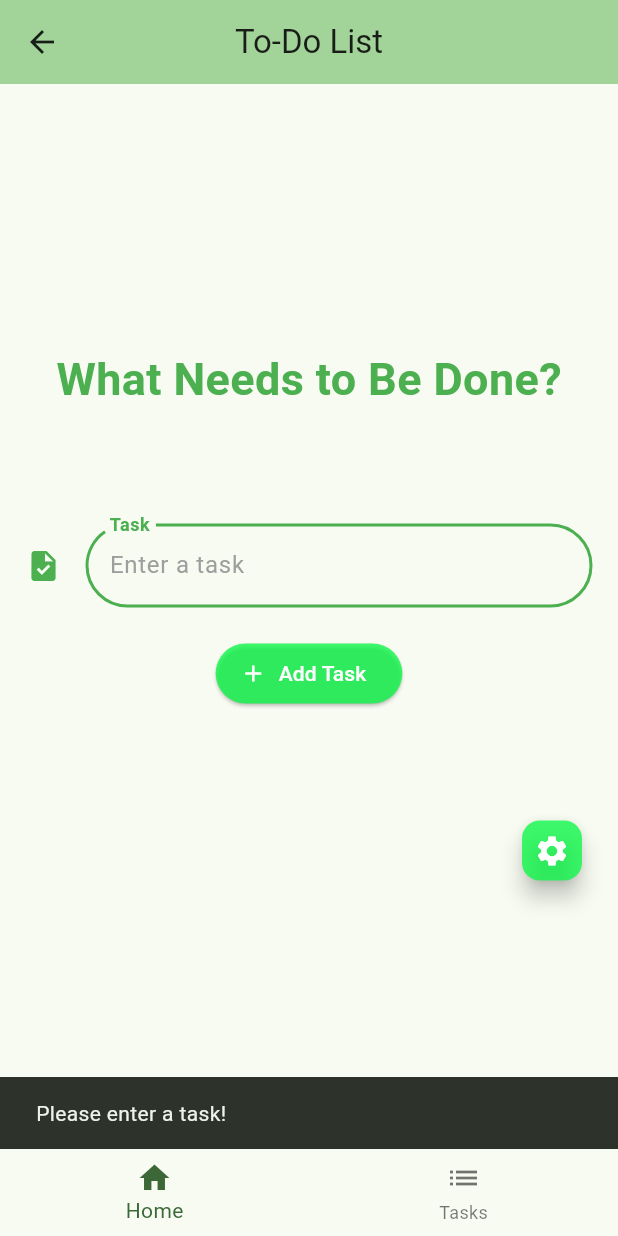
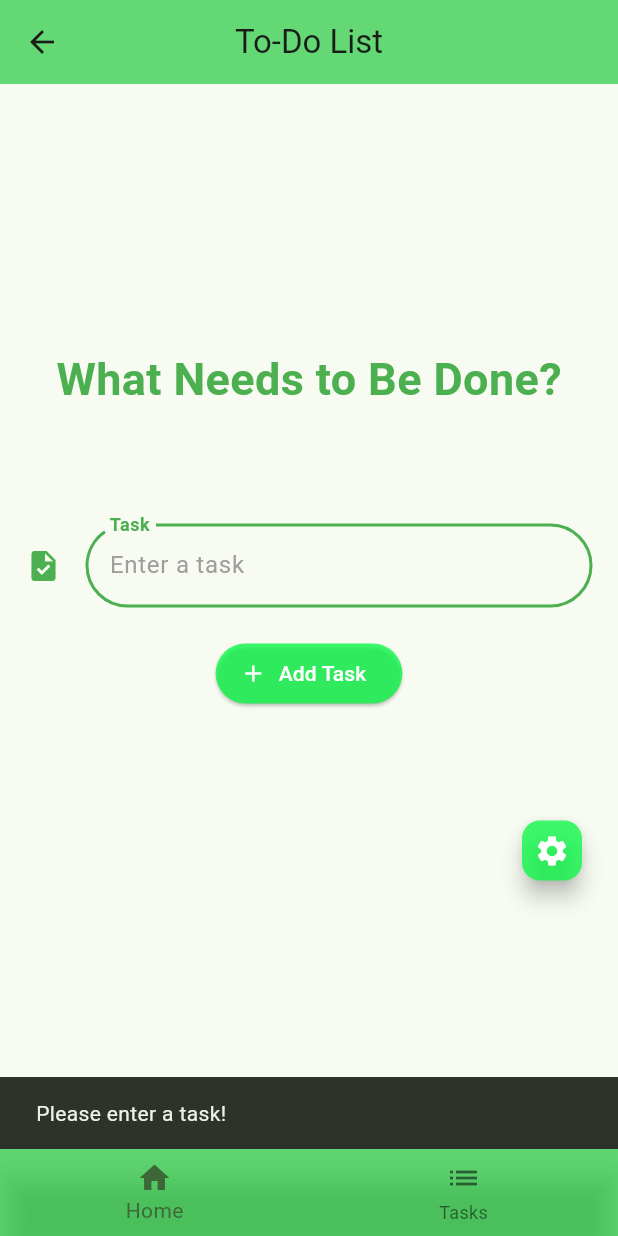
Before and after one commit to AmrQ34327/To-Do-List-App, a Flutter app: the screen it shows after launch, after a tap on "Add Task", on a phone screen of 412 x 824 dp. Run offline on Flutter 3.47's test engine with Material 3 defaults, Android fonts, the phone set to English and light mode, and no system bars; our stand-ins replace hive_flutter; accounts and stored records are empty.

Commit message:
Some Tweaks

```diff
--- a/lib/main.dart
+++ b/lib/main.dart
@@ -1,16 +1,22 @@
 import 'package:flutter/material.dart';
 import 'package:hive_flutter/hive_flutter.dart';
-import 'package:shared_preferences/shared_preferences.dart';
+import 'package:path_provider/path_provider.dart';
 part 'main.g.dart';
 
 late Box<Task> taskBox; // to be global
+late Box settingsBox;
 
 void main() async {
-  await Hive.initFlutter();
+  WidgetsFlutterBinding.ensureInitialized();
+  final dir = await getApplicationDocumentsDirectory();
+  await Hive.initFlutter(dir.path);
   Hive.registerAdapter(TaskAdapter());
   // Opens the Hive box for tasks (where the to-do list items are stored)
   taskBox = await Hive.openBox<Task>('tasks'); // the hive box is named 'tasks'
-  runApp(const MyApp());
+  settingsBox = await Hive.openBox('settings');
+  bool isDarkThemeEnabled =
+      settingsBox.get('_isDarkThemeEnabled', defaultValue: false);
+  runApp(MyApp(isDarkThemeEnabled: isDarkThemeEnabled));
 }
 
 @HiveType(typeId: 1)
@@ -22,12 +28,11 @@ class Task {
   Task({required this.name});
 }
 
-// stage(add .) and commit
-// switch to master branch then merge
-// then push to master(remote)
 
 class MyApp extends StatefulWidget {
-  const MyApp({super.key});
+  final bool isDarkThemeEnabled;
+
+  const MyApp({super.key, required this.isDarkThemeEnabled});
 
   @override
   State<MyApp> createState() => _MyAppState();
@@ -35,6 +40,13 @@ class MyApp extends StatefulWidget {
 
 class _MyAppState extends State<MyApp> {
   bool _isDarkThemeEnabled = false;
+
+  @override
+  void initState() {
+    super.initState();
+    _isDarkThemeEnabled =
+        settingsBox.get('_isDarkThemeEnabled', defaultValue: false);
+  }
 
   @override
   Widget build(BuildContext context) {
@@ -45,40 +57,50 @@ class _MyAppState extends State<MyApp> {
               seedColor: const Color.fromARGB(195, 6, 250, 67),
             ),
             useMaterial3: true,
+            bottomNavigationBarTheme: const BottomNavigationBarThemeData(
+              backgroundColor: Color.fromARGB(162, 15, 196, 45),
             ),
+            appBarTheme: const AppBarTheme(
+              backgroundColor: Color.fromARGB(162, 15, 196, 45),
+            )),
         darkTheme: ThemeData(
           brightness: Brightness.dark,
           scaffoldBackgroundColor: const Color(0xFF121212), // Dark background
           colorScheme: const ColorScheme.dark(
-    primary:  Color(0xFFBB86FC),  // Light purple as primary accent
-    secondary:  Color(0xFF03DAC6),  // Aqua secondary color
-    surface:  Color(0xFF1E1E1E),  // Darker surfaces
+            primary: Color(0xFFBB86FC),
+            secondary: Color(0xFF03DAC6),
+            surface: Color(0xFF1E1E1E), // Darker surfaces
             error: Colors.redAccent,
           ),
           appBarTheme: const AppBarTheme(
             backgroundColor: Color(0xFF1F1F1F), // Darker app bar background
             iconTheme: IconThemeData(color: Colors.white),
-    titleTextStyle: TextStyle(color: Colors.white, fontSize: 20, fontWeight: FontWeight.bold),
+            titleTextStyle: TextStyle(
+                color: Colors.white, fontSize: 20, fontWeight: FontWeight.bold),
           ),
           textTheme: const TextTheme(
             bodyMedium: TextStyle(color: Colors.white70), // Default text color
             titleMedium: TextStyle(color: Colors.white),
-    headlineSmall: TextStyle(color: Colors.white, fontWeight: FontWeight.bold),
+            headlineSmall:
+                TextStyle(color: Colors.white, fontWeight: FontWeight.bold),
           ),
           inputDecorationTheme: InputDecorationTheme(
             filled: true,
             fillColor: const Color(0xFF1E1E1E),
             border: OutlineInputBorder(
               borderRadius: BorderRadius.circular(30.0),
-      borderSide: const BorderSide(color: Color(0xFFBB86FC), width: 2.0),
+              borderSide:
+                  const BorderSide(color: Color(0xFFBB86FC), width: 2.0),
             ),
             enabledBorder: OutlineInputBorder(
               borderRadius: BorderRadius.circular(30.0),
-      borderSide: const BorderSide(color: Color(0xFFBB86FC), width: 2.0),
+              borderSide:
+                  const BorderSide(color: Color(0xFFBB86FC), width: 2.0),
             ),
             focusedBorder: OutlineInputBorder(
               borderRadius: BorderRadius.circular(30.0),
-      borderSide: const BorderSide(color: Color(0xFF03DAC6), width: 2.0),
+              borderSide:
+                  const BorderSide(color: Color(0xFF03DAC6), width: 2.0),
             ),
             labelStyle: const TextStyle(color: Colors.white70),
             hintStyle: const TextStyle(color: Colors.grey),
@@ -93,8 +115,10 @@ class _MyAppState extends State<MyApp> {
             unselectedItemColor: Colors.white70,
           ),
           switchTheme: SwitchThemeData(
-    thumbColor: WidgetStateProperty.all(const Color.fromARGB(213, 231, 225, 238)),
-    trackColor: WidgetStateProperty.all(const Color(0xFF03DAC6).withOpacity(0.5)),
+            thumbColor: WidgetStateProperty.all(
+                const Color.fromARGB(213, 231, 225, 238)),
+            trackColor: WidgetStateProperty.all(
+                const Color(0xFF03DAC6).withOpacity(0.5)),
           ),
         ),
         initialRoute: '/',
@@ -105,6 +129,7 @@ class _MyAppState extends State<MyApp> {
                 onThemeChanged: (isDark) {
                   setState(() {
                     _isDarkThemeEnabled = isDark; // Update the theme mode
+                    settingsBox.put('_isDarkThemeEnabled', isDark);
                   });
                 },
               ),
@@ -117,11 +142,10 @@ class MyHomePage extends StatefulWidget {
   final bool isDarkThemeEnabled;
   final ValueChanged<bool> onThemeChanged; // Callback to update theme
 
-  const MyHomePage({
-    super.key,
+  const MyHomePage(
+      {super.key,
       required this.isDarkThemeEnabled,
-    required this.onThemeChanged
-    });
+      required this.onThemeChanged});
 
   @override
   State<MyHomePage> createState() => _MyHomePageState();
@@ -137,15 +161,19 @@ class _MyHomePageState extends State<MyHomePage> {
   @override
   void initState() {
     super.initState();
-    _isDarkThemeEnabled = widget.isDarkThemeEnabled; // Initialize with the parent state
+    _isDarkThemeEnabled =
+        settingsBox.get('_isDarkThemeEnabled', defaultValue: false);
+    _isCloseKeyboardEnabled =
+        settingsBox.get('_isCloseKeyboardEnabled', defaultValue: false);
+    _isShowTaskAddedEnabled =
+        settingsBox.get('_isShowTaskAddedEnabled', defaultValue: true);
   }
-
 
   @override
   Widget build(BuildContext context) {
     return Scaffold(
+      resizeToAvoidBottomInset: false,
       appBar: AppBar(
-        backgroundColor: Theme.of(context).colorScheme.inversePrimary,
         title: const Text('To-Do List'),
         centerTitle: true,
       ),
@@ -205,10 +233,11 @@ class _MyHomePageState extends State<MyHomePage> {
                   _controller.clear();
                   // this down to close the keyboard after pressing
                   _isCloseKeyboardEnabled
-                  ? FocusScope.of(context).requestFocus(FocusNode()) : null ;
+                      ? FocusScope.of(context).requestFocus(FocusNode())
+                      : null;
                   _isShowTaskAddedEnabled
                       ? ScaffoldMessenger.of(context).showSnackBar(
-                          const SnackBar(content: Text("Task added!")),
+                          const SnackBar(content: Text("Task added successfully!")),
                         )
                       : null;
                 } else {
@@ -235,7 +264,6 @@ class _MyHomePageState extends State<MyHomePage> {
               ),
             ),
             Padding(
-              // you can use a stack and positioned to make the button go down more
               padding: const EdgeInsets.only(top: 70.0, right: 20.0),
               child: Align(
                 alignment: Alignment.bottomRight,
@@ -275,6 +303,8 @@ class _MyHomePageState extends State<MyHomePage> {
                                         setState(() {
                                           _isCloseKeyboardEnabled = value;
                                         });
+                                        settingsBox.put(
+                                            '_isCloseKeyboardEnabled', value);
                                         setDialogState(
                                             () {}); // Updates the dialog's UI
                                       },
@@ -290,6 +320,8 @@ class _MyHomePageState extends State<MyHomePage> {
                                         setState(() {
                                           _isShowTaskAddedEnabled = value;
                                         });
+                                        settingsBox.put(
+                                            '_isShowTaskAddedEnabled', value);
                                         setDialogState(() {});
                                       },
                                       activeColor: Colors.green,
@@ -304,7 +336,10 @@ class _MyHomePageState extends State<MyHomePage> {
                                         setDialogState(() {
                                           _isDarkThemeEnabled = value;
                                         });
-                                    widget.onThemeChanged(value); // Update the theme in the parent widget
+                                        widget.onThemeChanged(
+                                            value); // Update the theme in the parent widget
+                                        settingsBox.put(
+                                            '_isDarkThemeEnabled', value);
                                       },
                                       activeColor: Colors.green,
                                     ),
@@ -329,7 +364,6 @@ class _MyHomePageState extends State<MyHomePage> {
         ),
       ),
       bottomNavigationBar: BottomNavigationBar(
-
           items: const [
             BottomNavigationBarItem(
               icon: Icon(Icons.home),
@@ -369,7 +403,6 @@ class _TasksPageState extends State<TasksPage> {
   Widget build(BuildContext context) {
     return Scaffold(
         appBar: AppBar(
-          backgroundColor: Theme.of(context).colorScheme.inversePrimary,
           title: const Text('To-Do List'),
           centerTitle: true,
         ),
@@ -446,7 +479,7 @@ class TaskWidget extends StatelessWidget {
     return ListTile(
       title: Text(task.name),
       trailing: IconButton(
-        icon: const Icon(Icons.delete),
+        icon: const Icon(Icons.check_circle_outline_outlined),
         onPressed: () {
           _deleteTask(context);
         },
--- a/pubspec.yaml
+++ b/pubspec.yaml
@@ -39,7 +39,8 @@ dependencies:
   hive_flutter: ^1.1.0
   hive_generator: ^2.0.1
   build_runner: ^2.4.13
-  shared_preferences: ^2.3.2
+  path_provider: ^2.1.5
+
 
 dev_dependencies:
   flutter_test:
```
Also changed, not shown: pubspec.lock, 1 other file. Lines whose indentation alone changed are shown as unchanged.
